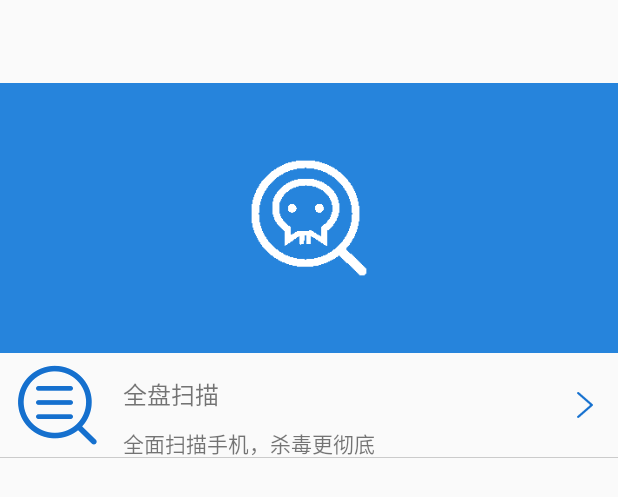
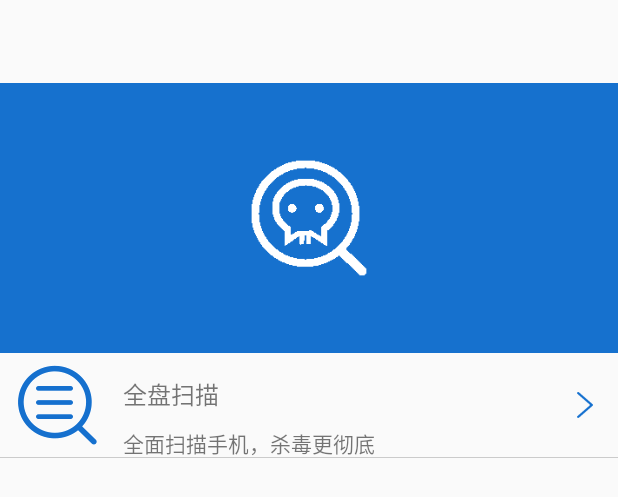
Before and after one commit to happyhaha1/Securityguard, an Android app: the layout activity_virus_scan.xml on its own in the app's theme, with its tools: preview values and no code run, on a phone screen of 412 x 824 dp. Shown: the top 497 px of the screen. Run offline under Robolectric (Android 15) with nearby library versions, the phone set to English and light mode, and no system bars.

Commit message:
界面完成

```diff
--- a/app/src/main/res/layout/activity_virus_scan.xml
+++ b/app/src/main/res/layout/activity_virus_scan.xml
@@ -9,7 +9,7 @@
     <RelativeLayout
         android:layout_width="match_parent"
         android:layout_height="180dp"
-        android:background="@color/blue" >
+        android:background="@color/light_blue" >
         <ImageView
             android:layout_width="80dp"
             android:layout_height="80dp"
```
Also changed, not shown: app/src/main/java/cn/kxlove/security/adapter/HomeAdapter.java (+8 -6 lines), app/src/main/res/layout/activity_virus_scan_speed.xml (+5 -5 lines).
